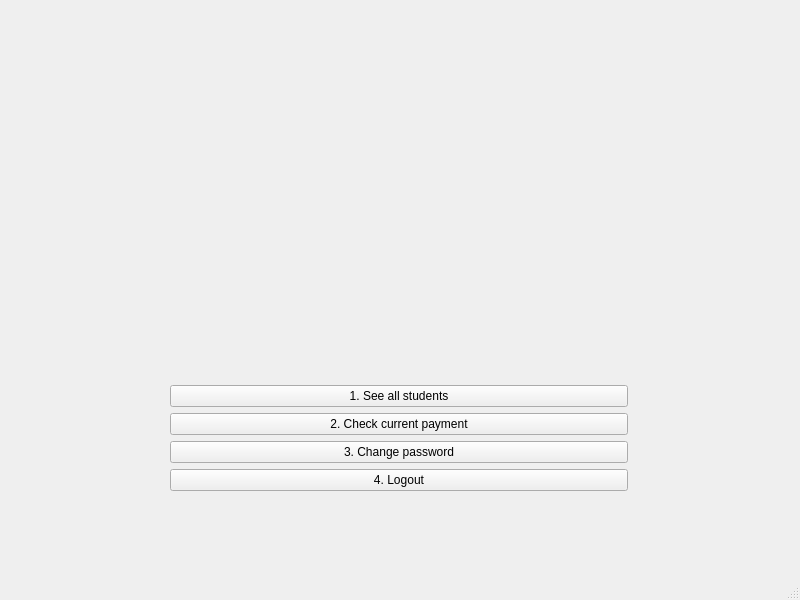
The window that RecordManager/mainwindow.ui (jonny21099/StudentRecordManager) describes before a commit, drawn with Qt 5.
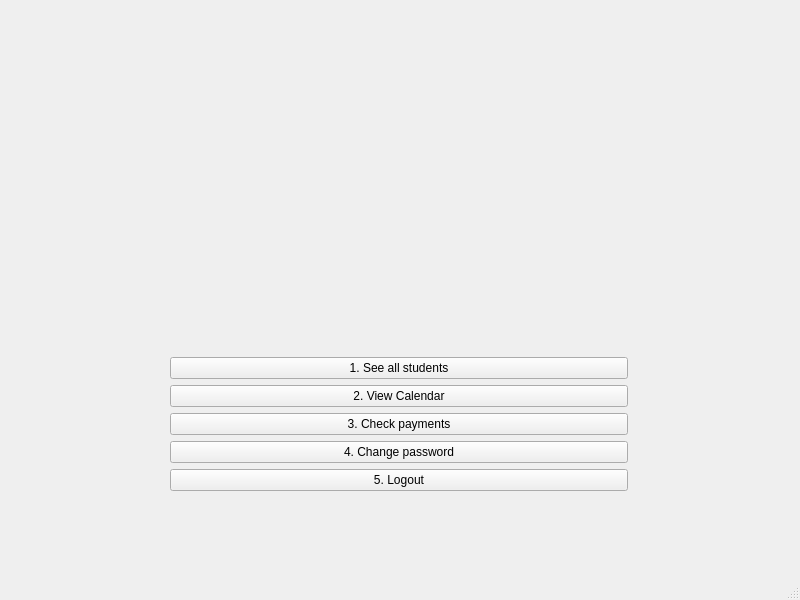
The same window after the commit. The open tabs and pages were chosen to show the change.

Commit message: change password and logout feature complete

```diff
--- a/RecordManager/mainwindow.ui
+++ b/RecordManager/mainwindow.ui
@@ -10,6 +10,18 @@
     <height>600</height>
    </rect>
   </property>
+  <property name="minimumSize">
+   <size>
+    <width>800</width>
+    <height>600</height>
+   </size>
+  </property>
+  <property name="maximumSize">
+   <size>
+    <width>800</width>
+    <height>600</height>
+   </size>
+  </property>
   <property name="windowTitle">
    <string>MainWindow</string>
   </property>
@@ -143,6 +155,18 @@
      </widget>
     </widget>
     <widget class="QWidget" name="userInfo">
+     <property name="minimumSize">
+      <size>
+       <width>831</width>
+       <height>601</height>
+      </size>
+     </property>
+     <property name="maximumSize">
+      <size>
+       <width>831</width>
+       <height>601</height>
+      </size>
+     </property>
      <widget class="QWidget" name="verticalLayoutWidget">
       <property name="geometry">
        <rect>
@@ -170,30 +194,37 @@
         </widget>
        </item>
        <item>
-        <widget class="QPushButton" name="option4">
+        <widget class="QPushButton" name="option1">
          <property name="text">
           <string>1. See all students</string>
          </property>
         </widget>
        </item>
-       <item>
-        <widget class="QPushButton" name="option3">
-         <property name="text">
-          <string>2. Check current payment</string>
-         </property>
-        </widget>
-       </item>
        <item>
         <widget class="QPushButton" name="option2">
          <property name="text">
-          <string>3. Change password</string>
+          <string>2. View Calendar</string>
          </property>
         </widget>
        </item>
        <item>
-        <widget class="QPushButton" name="option1">
+        <widget class="QPushButton" name="option3">
          <property name="text">
-          <string>4. Logout</string>
+          <string>3. Check payments</string>
+         </property>
+        </widget>
+       </item>
+       <item>
+        <widget class="QPushButton" name="option4">
+         <property name="text">
+          <string>4. Change password</string>
+         </property>
+        </widget>
+       </item>
+       <item>
+        <widget class="QPushButton" name="option5">
+         <property name="text">
+          <string>5. Logout</string>
          </property>
         </widget>
        </item>
```
Left out of the diff: 17 changed lines with no effect on the pictures. The commit also changes 10 other files.
